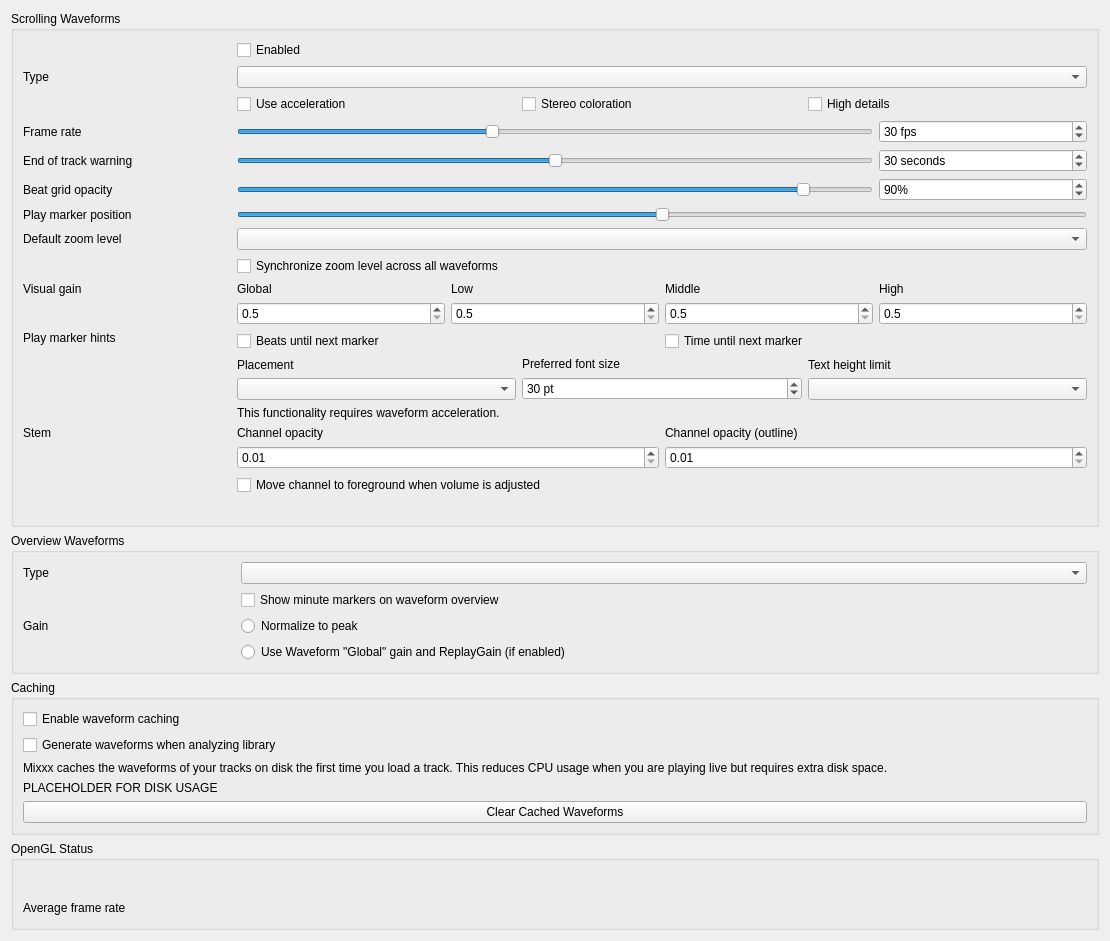
Old version of the form src/preferences/dialog/dlgprefwaveformdlg.ui in the repository mixxxdj/mixxx.
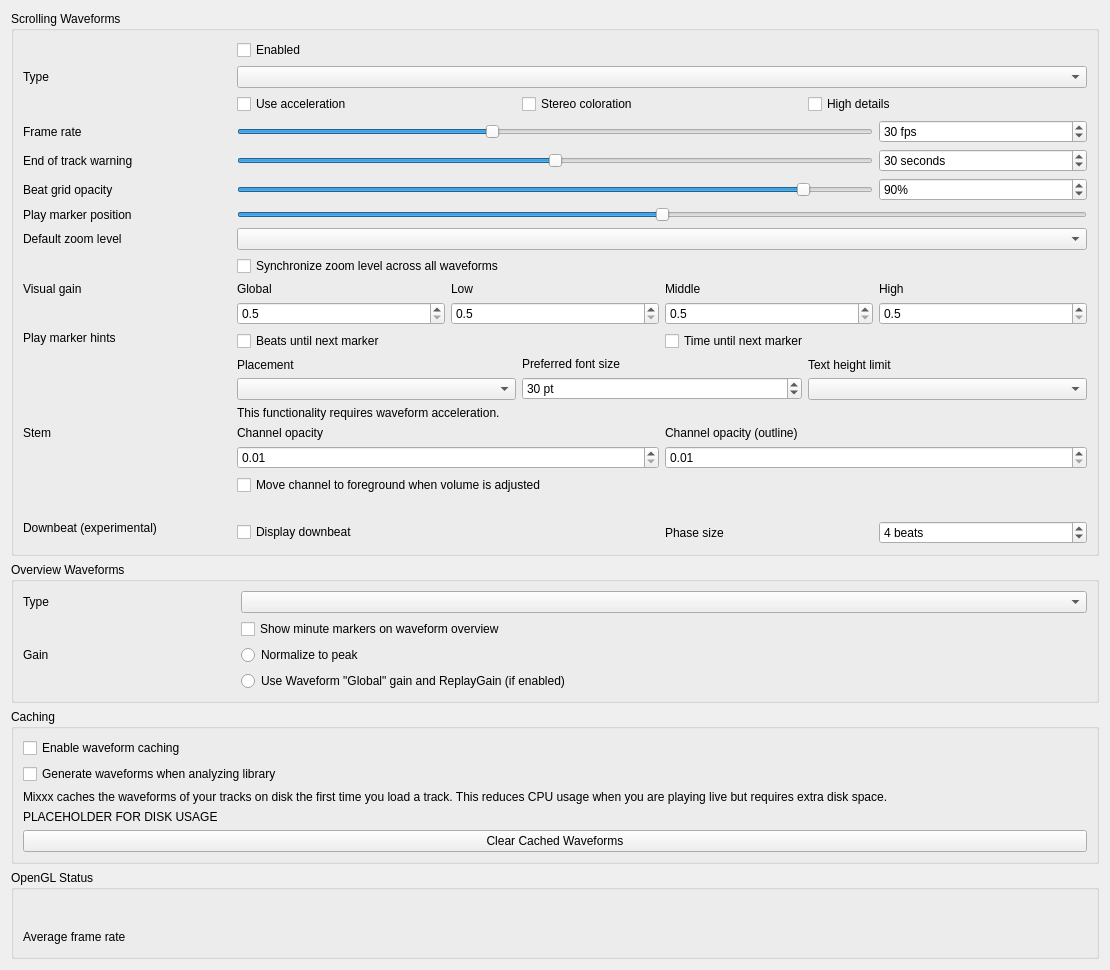
New version of the form.

Commit message: feat: add a simple workaround on missing downbeats

```diff
--- a/src/preferences/dialog/dlgprefwaveformdlg.ui
+++ b/src/preferences/dialog/dlgprefwaveformdlg.ui
@@ -687,6 +687,50 @@
       </widget>
      </item>
 
+     <item row="16" column="0">
+      <widget class="QLabel" name="downBeatLabel">
+       <property name="text">
+        <string>Downbeat (experimental)</string>
+       </property>
+       <property name="alignment">
+        <set>Qt::AlignLeading|Qt::AlignLeft|Qt::AlignTop</set>
+       </property>
+      </widget>
+     </item>
+     <item row="16" column="1" colspan="3">
+      <widget class="QCheckBox" name="enableDownBeatCheckBox">
+       <property name="text">
+        <string>Display downbeat</string>
+       </property>
+      </widget>
+     </item>
+     <item row="16" column="3">
+      <widget class="QLabel" name="downBeatLengthLabel">
+       <property name="text">
+        <string>Phase size</string>
+       </property>
+      </widget>
+     </item>
+     <item row="16" column="4">
+      <widget class="QSpinBox" name="downBeatLengthSpinBox">
+        <property name="toolTip">
+        <string/>
+        </property>
+        <property name="suffix">
+        <string> beats</string>
+        </property>
+        <property name="minimum">
+        <number>2</number>
+        </property>
+        <property name="maximum">
+        <number>32</number>
+        </property>
+        <property name="value">
+        <number>4</number>
+        </property>
+      </widget>
+     </item>
+
     </layout>
    </widget>
   </item><!-- waveform groupbox -->
```
The commit also changes 9 other files.
